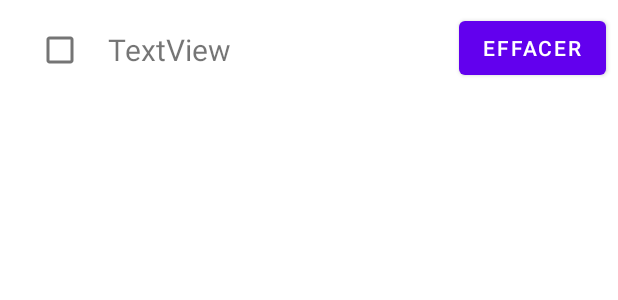
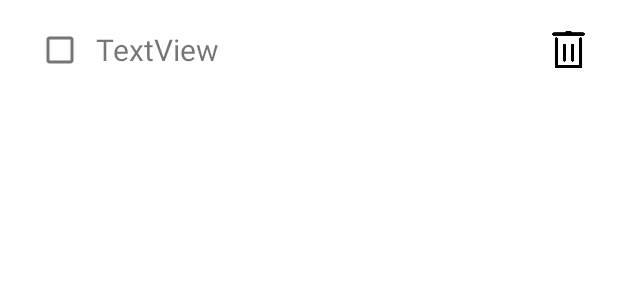
Before and after one commit to Nanok09/CentraleCookingClub, an Android app: the layout shopping_list_item.xml on its own in the app's theme, with its tools: preview values and no code run, on a phone screen of 412 x 824 dp. Shown: the top 300 px of the screen. Run offline under Robolectric (Android 15) with nearby library versions, the light colour scheme and no system bars.

Commit message:
bouton effacer item amélioré

```diff
--- a/app/src/main/java/com/example/centralecookingclub/ui/adapter/ShoppingListItemAdapter.kt
+++ b/app/src/main/java/com/example/centralecookingclub/ui/adapter/ShoppingListItemAdapter.kt
@@ -6,6 +6,7 @@ import android.view.View
 import android.view.ViewGroup
 import android.widget.Button
 import android.widget.CheckBox
+import android.widget.ImageButton
 import android.widget.TextView
 import androidx.recyclerview.widget.RecyclerView
 import com.example.centralecookingclub.R
@@ -29,7 +30,7 @@ class ShoppingListItemAdapter(private val shoppingList: List<ShoppingListItem>,
 
     inner class ShoppingListItemViewHolder(itemView: View) : RecyclerView.ViewHolder(itemView), View.OnClickListener{
         val checkBoxView: CheckBox = itemView.findViewById(R.id.boughtCheckBox)
-        val deleteButton: Button = itemView.findViewById(R.id.deleteButton)
+        val deleteButton: ImageButton = itemView.findViewById(R.id.deleteButton)
         val textView: TextView = itemView.findViewById(R.id.shoppingListItemName)
 
         init {
--- a/app/src/main/res/layout/shopping_list_item.xml
+++ b/app/src/main/res/layout/shopping_list_item.xml
@@ -22,7 +22,6 @@
         android:id="@+id/shoppingListItemName"
         android:layout_width="0dp"
         android:layout_height="50dp"
-        android:layout_marginStart="8dp"
         android:layout_marginTop="8dp"
         android:layout_marginEnd="8dp"
         android:layout_marginBottom="8dp"
@@ -34,13 +33,15 @@
         app:layout_constraintStart_toEndOf="@+id/boughtCheckBox"
         app:layout_constraintTop_toTopOf="parent" />
 
-    <Button
+    <ImageButton
         android:id="@+id/deleteButton"
-        android:layout_width="wrap_content"
-        android:layout_height="wrap_content"
+        android:layout_width="50dp"
+        android:layout_height="50dp"
         android:layout_marginTop="8dp"
         android:layout_marginEnd="8dp"
-        android:text="Effacer"
+        android:src="@drawable/bin"
+        android:scaleType="fitCenter"
+        android:backgroundTint="@color/white"
         app:layout_constraintEnd_toEndOf="parent"
         app:layout_constraintTop_toTopOf="parent" />
 
```
Also changed, not shown: app/src/main/res/drawable/bin.png (added).
